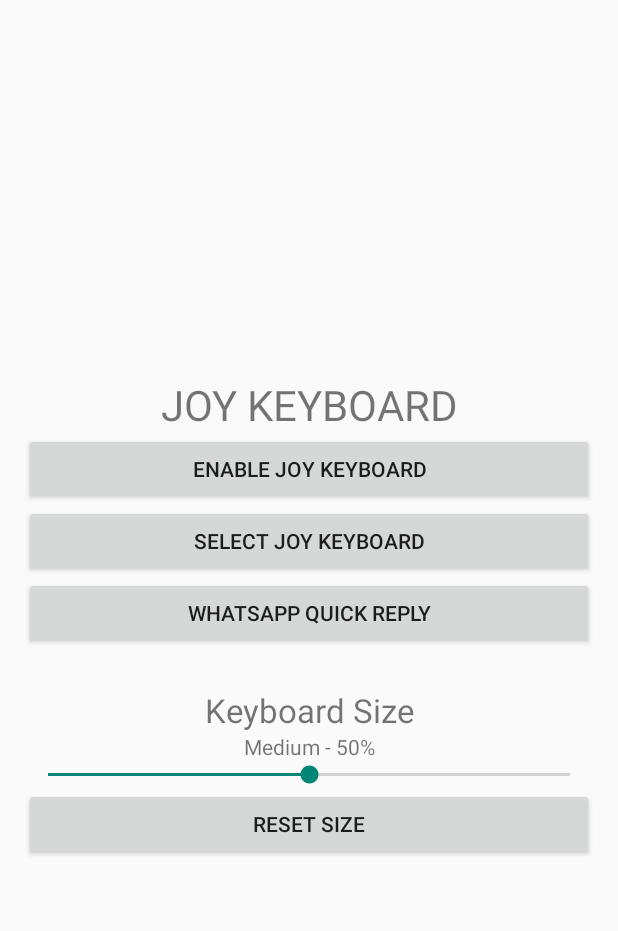
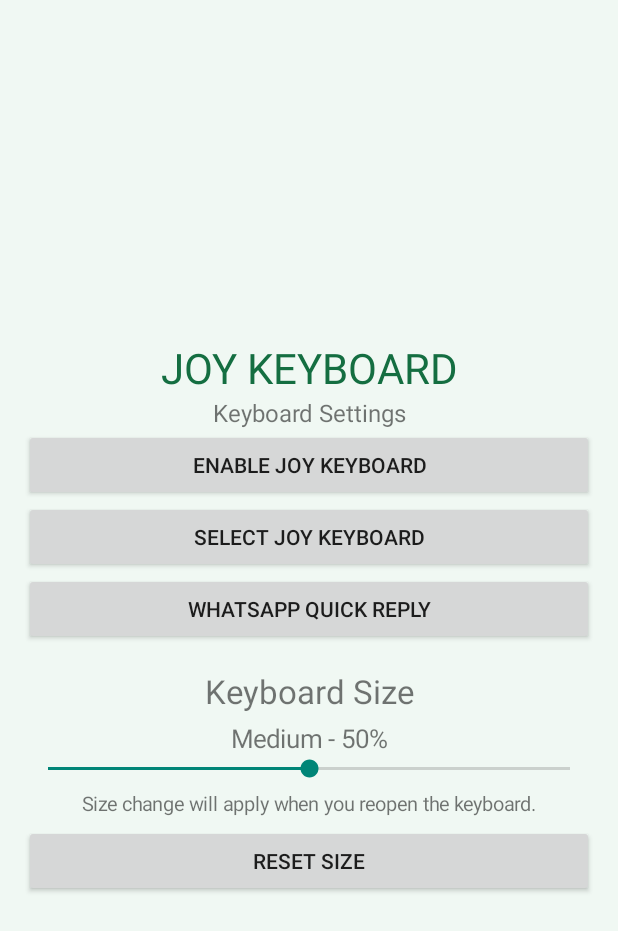
Before and after one commit to dhananjoyarjyaservices/Joy-keyboard, an Android app: the screen it shows after launch (MainActivity), on a phone screen of 412 x 824 dp. Shown: the top 931 px of the screen. Run offline under Robolectric (Android 15) with nearby library versions, the phone set to English and light mode, and no system bars.

Commit message:
Refactor MainActivity layout with apply scope function

```diff
--- a/app/src/main/java/com/joykeyboard/app/MainActivity.kt
+++ b/app/src/main/java/com/joykeyboard/app/MainActivity.kt
@@ -5,6 +5,7 @@ import android.app.Activity
 import android.os.Bundle
 import android.content.Context
 import android.content.Intent
+import android.graphics.Color
 import android.view.Gravity
 import android.view.inputmethod.InputMethodManager
 import android.widget.*
@@ -18,53 +19,72 @@ class MainActivity : Activity() {
     override fun onCreate(savedInstanceState: Bundle?) {
         super.onCreate(savedInstanceState)
 
-        val root = LinearLayout(this)
-        root.orientation = LinearLayout.VERTICAL
-        root.gravity = Gravity.CENTER
-        root.setPadding(24, 30, 24, 30)
+        val root = LinearLayout(this).apply {
+            orientation = LinearLayout.VERTICAL
+            gravity = Gravity.CENTER
+            setPadding(24, 30, 24, 30)
+            setBackgroundColor(Color.rgb(240, 248, 243))
+        }
 
-        val title = TextView(this)
-        title.text = "JOY KEYBOARD"
-        title.textSize = 28f
-        title.gravity = Gravity.CENTER
+        val title = TextView(this).apply {
+            text = "JOY KEYBOARD"
+            textSize = 28f
+            gravity = Gravity.CENTER
+            setTextColor(Color.rgb(20, 110, 65))
+        }
         root.addView(title)
 
-        val enable = Button(this)
-        enable.text = "Enable Joy Keyboard"
-        enable.setOnClickListener {
+        val subtitle = TextView(this).apply {
+            text = "Keyboard Settings"
+            textSize = 16f
+            gravity = Gravity.CENTER
+        }
+        root.addView(subtitle)
+
+        val enable = Button(this).apply {
+            text = "Enable Joy Keyboard"
+            setOnClickListener {
                 startActivity(Intent("android.settings.INPUT_METHOD_SETTINGS"))
+            }
         }
         root.addView(enable)
 
-        val select = Button(this)
-        select.text = "Select Joy Keyboard"
-        select.setOnClickListener {
+        val select = Button(this).apply {
+            text = "Select Joy Keyboard"
+            setOnClickListener {
                 val imm = getSystemService(Context.INPUT_METHOD_SERVICE)
                     as InputMethodManager
                 imm.showInputMethodPicker()
             }
+        }
         root.addView(select)
 
-        val quickReply = Button(this)
-        quickReply.text = "WhatsApp Quick Reply"
-        quickReply.setOnClickListener {
-            startActivity(Intent(this, QuickReplyActivity::class.java))
+        val quickReply = Button(this).apply {
+            text = "WhatsApp Quick Reply"
+            setOnClickListener {
+                startActivity(Intent(this@MainActivity, QuickReplyActivity::class.java))
+            }
         }
         root.addView(quickReply)
 
-        val heading = TextView(this)
-        heading.text = "\nKeyboard Size"
-        heading.textSize = 22f
-        heading.gravity = Gravity.CENTER
+        val heading = TextView(this).apply {
+            text = "Keyboard Size"
+            textSize = 22f
+            gravity = Gravity.CENTER
+            setPadding(0, 24, 0, 8)
+        }
         root.addView(heading)
 
-        val value = TextView(this)
-        value.gravity = Gravity.CENTER
+        val value = TextView(this).apply {
+            gravity = Gravity.CENTER
+            textSize = 17f
+        }
         root.addView(value)
 
-        val slider = SeekBar(this)
-        slider.max = 100
-        slider.progress = prefs.getInt("keyboard_size", 50)
+        val slider = SeekBar(this).apply {
+            max = 100
+            progress = prefs.getInt("keyboard_size", 50)
+        }
 
         fun updateLabel(progress: Int) {
             val size = when {
@@ -99,12 +119,21 @@ class MainActivity : Activity() {
 
         root.addView(slider)
 
-        val reset = Button(this)
-        reset.text = "Reset Size"
-        reset.setOnClickListener {
+        val note = TextView(this).apply {
+            text = "Size change will apply when you reopen the keyboard."
+            textSize = 13f
+            gravity = Gravity.CENTER
+            setPadding(0, 8, 0, 8)
+        }
+        root.addView(note)
+
+        val reset = Button(this).apply {
+            text = "Reset Size"
+            setOnClickListener {
                 slider.progress = 50
                 prefs.edit().putInt("keyboard_size", 50).apply()
                 updateLabel(50)
+            }
         }
         root.addView(reset)
 
```
Lines whose indentation alone changed are shown as unchanged.
